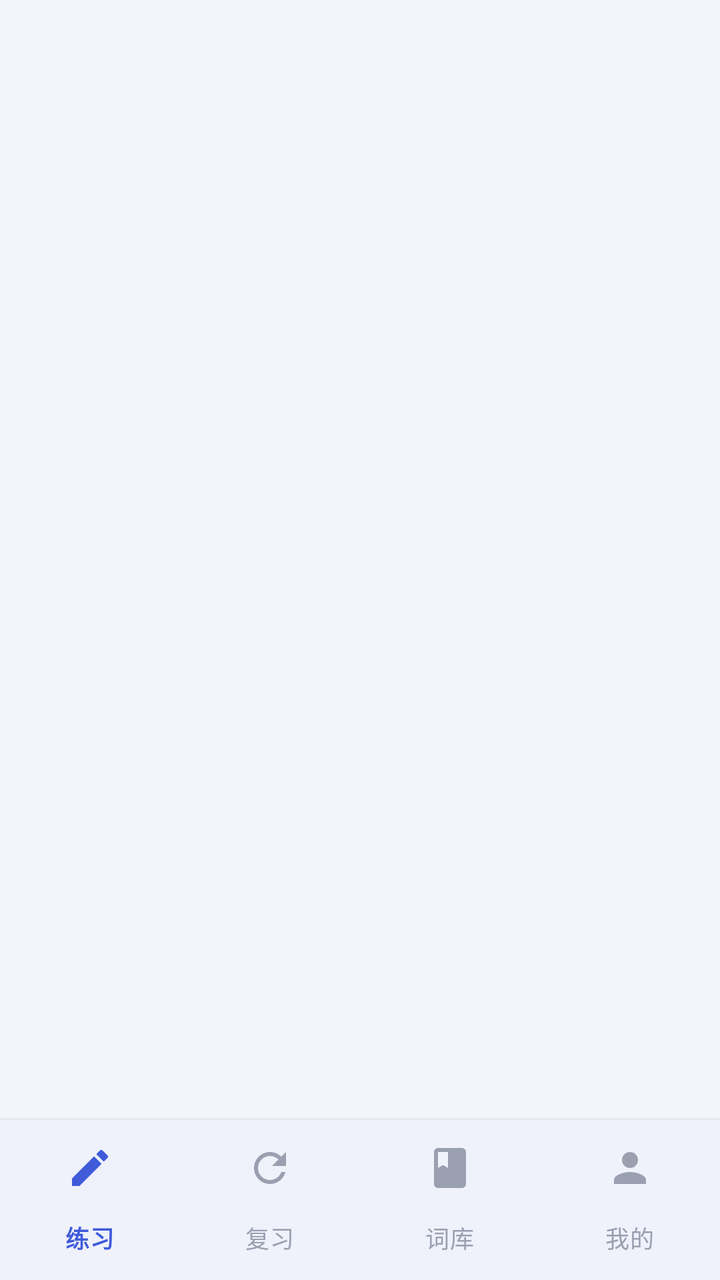
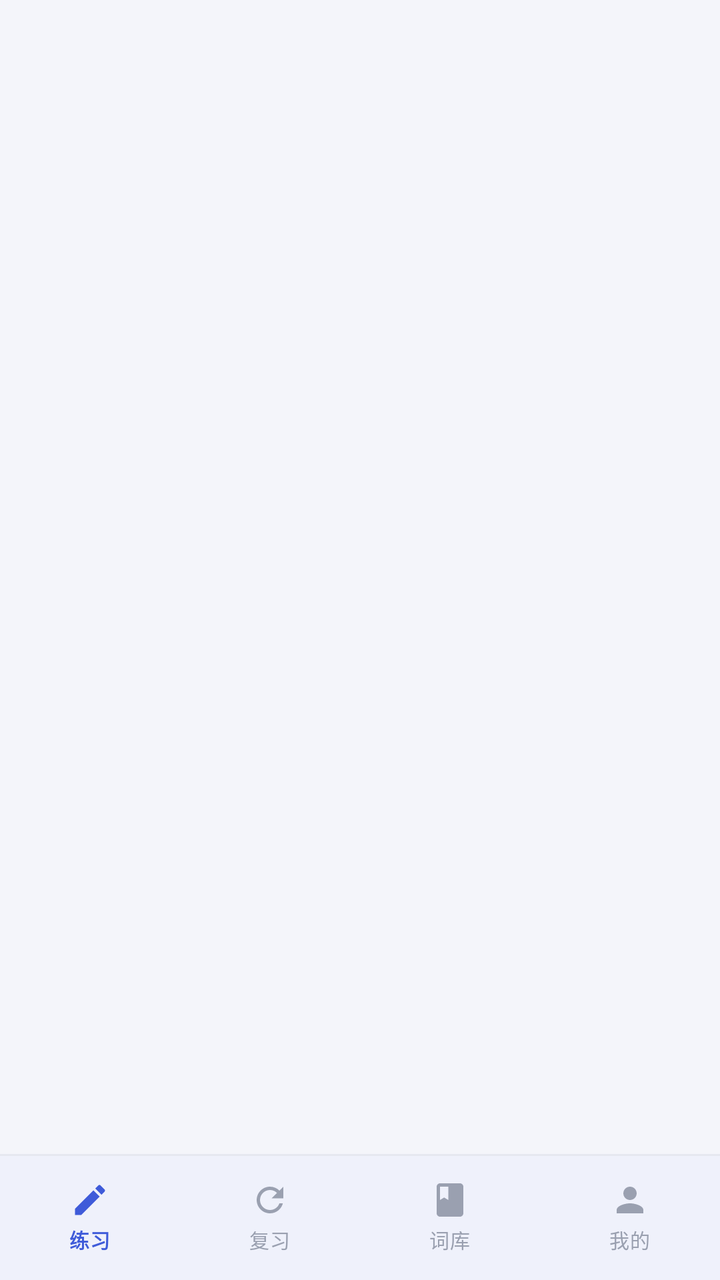

Screens rendered from an Android XML layout before and after an edit, with the pre-edit source and the edit as a unified diff.
<!-- AndroidManifest.xml: application theme Theme.WordDrill -->
<!-- res/layout/activity_main.xml -->
<?xml version="1.0" encoding="utf-8"?>
<LinearLayout xmlns:android="http://schemas.android.com/apk/res/android"
    xmlns:app="http://schemas.android.com/apk/res-auto"
    android:id="@+id/root"
    android:layout_width="match_parent"
    android:layout_height="match_parent"
    android:background="@color/bg"
    android:orientation="vertical">

    <FrameLayout
        android:id="@+id/fragmentContainer"
        android:layout_width="match_parent"
        android:layout_height="0dp"
        android:layout_weight="1" />

    <View
        android:layout_width="match_parent"
        android:layout_height="1dp"
        android:background="@color/divider" />

    <com.google.android.material.bottomnavigation.BottomNavigationView
        android:id="@+id/bottomNav"
        style="@style/Widget.Material3.BottomNavigationView"
        android:layout_width="match_parent"
        android:layout_height="wrap_content"
        android:background="@color/surface"
        app:itemActiveIndicatorStyle="@style/Widget.WordDrill.BottomNav.ActiveIndicator"
        app:itemIconTint="@color/nav_item"
        app:itemTextColor="@color/nav_item"
        app:labelVisibilityMode="labeled"
        app:menu="@menu/menu_bottom" />
</LinearLayout>
<!-- resources referenced by this layout -->
<resources>
  <color name="bg">#F4F5FA</color>
  <color name="divider">#E6E8F0</color>
  <color name="surface">#FFFFFF</color>
  <style name="Widget.WordDrill.BottomNav.ActiveIndicator" parent="Widget.Material3.BottomNavigationView.ActiveIndicator">
          <item name="android:color">@color/brand_soft</item>
      </style>
  <style name="Theme.WordDrill" parent="Theme.Material3.DayNight.NoActionBar">
          <item name="colorPrimary">@color/brand</item>
          <item name="colorOnPrimary">@color/white</item>
          <item name="colorPrimaryContainer">@color/brand_container</item>
          <item name="colorOnPrimaryContainer">@color/brand_dark</item>
          <item name="colorSecondary">@color/accent</item>
          <item name="colorSurface">@color/surface</item>
          <item name="android:colorBackground">@color/bg</item>
          <item name="android:windowBackground">@color/bg</item>
          <item name="android:statusBarColor">@color/bg</item>
          <item name="android:navigationBarColor">@color/bg</item>
          <item name="android:windowLightStatusBar">@bool/light_status_bar</item>
      </style>
  <color name="brand_soft">#ECF0FF</color>
  <color name="brand">#3F5BD9</color>
  <color name="white">#FFFFFF</color>
  <color name="brand_container">#E4E9FF</color>
  <color name="brand_dark">#1D2B6B</color>
  <color name="accent">#F2A03D</color>
</resources>

<!-- the commit's change to res/layout/activity_main.xml (unified diff, before → after) -->
@@ -22,10 +22,13 @@
         android:id="@+id/bottomNav"
         style="@style/Widget.Material3.BottomNavigationView"
         android:layout_width="match_parent"
-        android:layout_height="wrap_content"
+        android:layout_height="62dp"
         android:background="@color/surface"
         app:itemActiveIndicatorStyle="@style/Widget.WordDrill.BottomNav.ActiveIndicator"
+        app:itemIconSize="20dp"
         app:itemIconTint="@color/nav_item"
+        app:itemTextAppearanceActive="@style/TextAppearance.WordDrill.NavLabel"
+        app:itemTextAppearanceInactive="@style/TextAppearance.WordDrill.NavLabel"
         app:itemTextColor="@color/nav_item"
         app:labelVisibilityMode="labeled"
         app:menu="@menu/menu_bottom" />
<!-- resource entries referenced after the edit -->
@@ -3,6 +3,9 @@
   <color name="bg">#F4F5FA</color>
   <color name="divider">#E6E8F0</color>
   <color name="surface">#FFFFFF</color>
+  <style name="TextAppearance.WordDrill.NavLabel" parent="TextAppearance.Material3.LabelMedium">
+          <item name="android:textSize">10sp</item>
+      </style>
   <style name="Widget.WordDrill.BottomNav.ActiveIndicator" parent="Widget.Material3.BottomNavigationView.ActiveIndicator">
           <item name="android:color">@color/brand_soft</item>
       </style>
